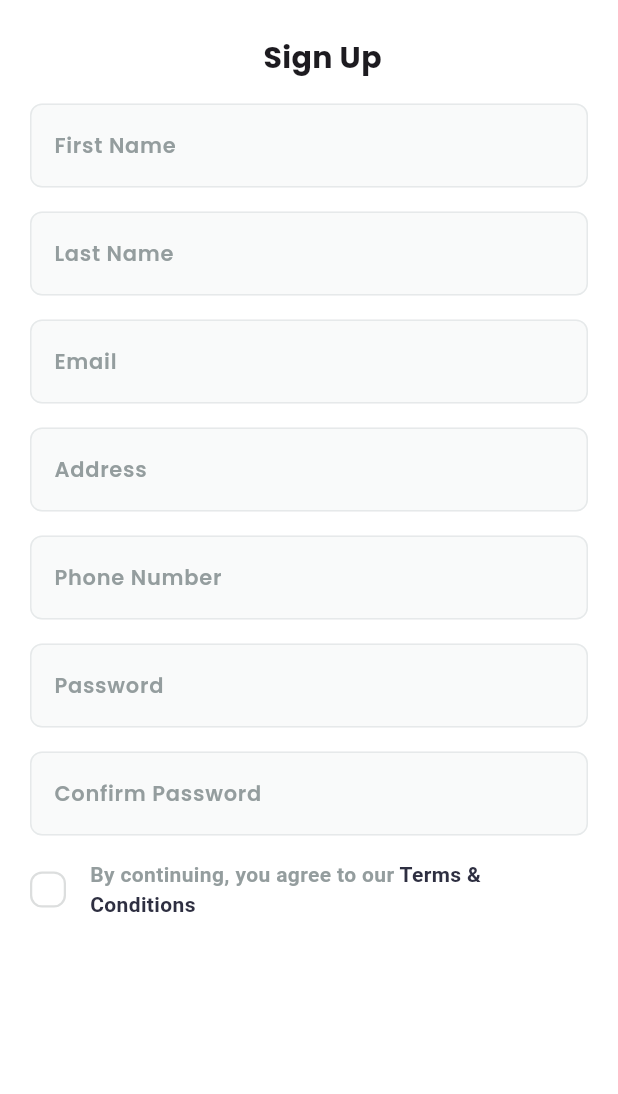
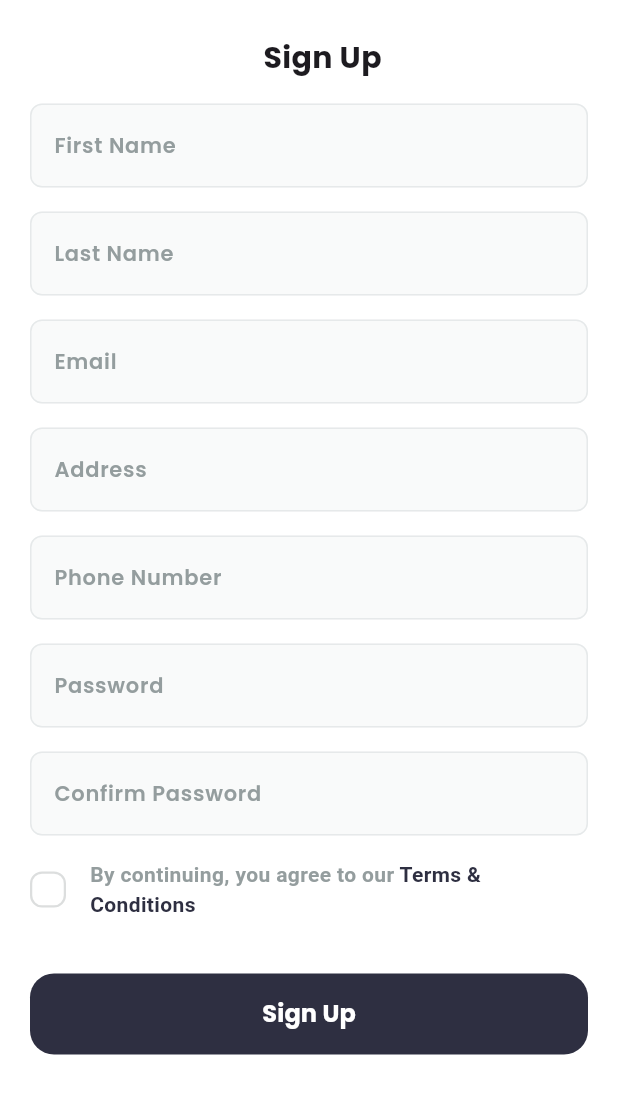
Before and after one commit to amirrrra/Electronics-App, a Flutter app: the screen it shows after launch, on a phone screen of 412 x 824 dp. Shown: the top 1094 px of the screen. Run offline on Flutter 3.47's test engine with Material 3 defaults, Android fonts, the phone set to English and light mode, and no system bars; our stand-ins replace flutter_svg.

Commit message:
Build button widget

```diff
--- /dev/null
+++ b/lib/core/widgets/button_widget.dart
@@ -0,0 +1,23 @@
+import 'package:electronics_app/core/utils/app_colors.dart';
+import 'package:electronics_app/core/utils/app_styles.dart';
+import 'package:electronics_app/core/utils/constants.dart';
+import 'package:flutter/material.dart';
+
+class ButtonWidget extends StatelessWidget {
+  final String text;
+  final void Function()? onPressed;
+  const ButtonWidget({super.key, required this.text, this.onPressed});
+
+  @override
+  Widget build(BuildContext context) {
+    return TextButton(
+      style: TextButton.styleFrom(
+        minimumSize: Size(double.infinity, 54),
+        backgroundColor: AppColors.primaryColor,
+        shape: RoundedRectangleBorder(borderRadius: Constants.borderRadius16),
+      ),
+      onPressed: onPressed,
+      child: Text(text, style: AppStyles.bold16.copyWith(color: Colors.white)),
+    );
+  }
+}
--- a/lib/features/authentication/presentation/views/widgets/signup_widget.dart
+++ b/lib/features/authentication/presentation/views/widgets/signup_widget.dart
@@ -1,5 +1,6 @@
 import 'package:electronics_app/core/utils/constants.dart';
 import 'package:electronics_app/core/widgets/app_bar_widget.dart';
+import 'package:electronics_app/core/widgets/button_widget.dart';
 import 'package:electronics_app/core/widgets/textfield_widget.dart';
 import 'package:electronics_app/features/authentication/presentation/views/widgets/condition_widget.dart';
 import 'package:flutter/material.dart';
@@ -49,6 +50,8 @@ class _SignupWidgetState extends State<SignupWidget> {
                   },
                   isTermsAccepted: isTermsAccepted,
                 ),
+                SizedBox(height: 4),
+                ButtonWidget(text:'Sign Up'),
               ],
             ),
           ),
```
